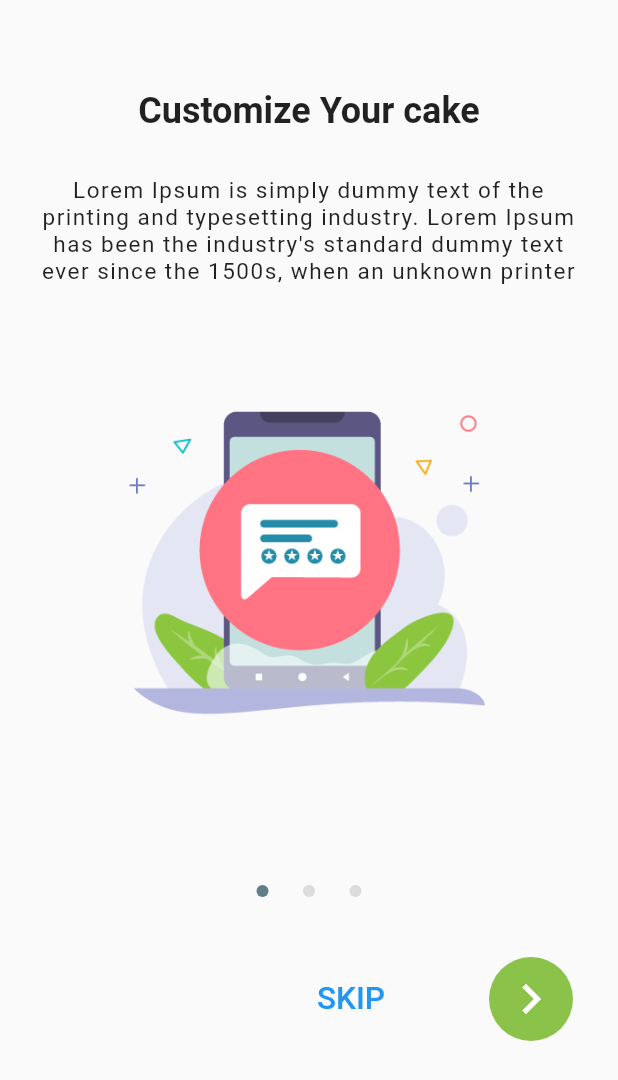
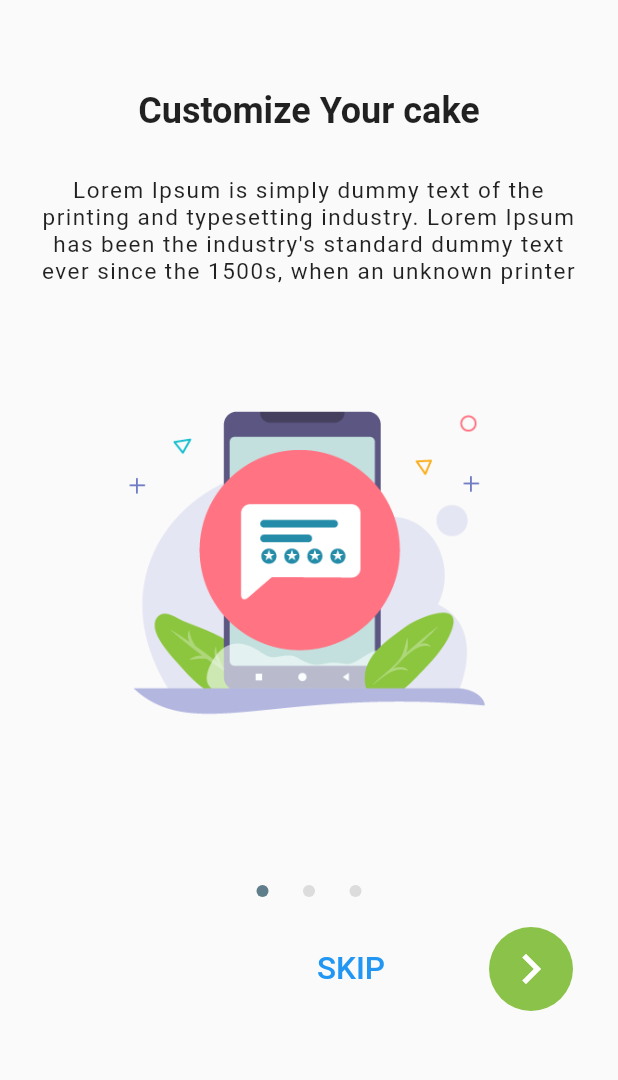
Before and after one commit to durgaav/CakeyEcom_New, a Flutter app: the screen it shows after launch, on a phone screen of 412 x 824 dp. Shown: the top 1080 px of the screen. Run offline on Flutter 3.47's test engine with Material 2 defaults, Android fonts, the phone set to English and light mode, and no system bars; our stand-ins replace pin_code_fields.

Commit message:
Surya Commits 05:55 PM 21/03

```diff
--- a/lib/main.dart
+++ b/lib/main.dart
@@ -2,6 +2,7 @@ import 'package:cakey/screens/phone_verify.dart';
 import 'package:cakey/screens/welcome_screen.dart';
 import 'package:flutter/material.dart';
 import 'package:flutter/services.dart';
+
 
 void main(){
   runApp(MyApp());
--- a/lib/screens/welcome_screen.dart
+++ b/lib/screens/welcome_screen.dart
@@ -29,16 +29,12 @@ class _WelcomeScreenState extends State<WelcomeScreen> {
     return Scaffold(
       body: SafeArea(
         child: Container(
-          child:
-          // Stack(
-          //   children: [
-              PageView.builder(
+          child: PageView.builder(
                controller: controll,
                 itemCount:3,
                 itemBuilder: (context, index){
                   currentindex=index;
-                  return Center(
-                    child: Column(
+                  return Column(
                       children: [
                           Container(
                             margin:EdgeInsets.only(top:60),
@@ -51,7 +47,6 @@ class _WelcomeScreenState extends State<WelcomeScreen> {
                           child: Text('${desc[index]}',style: TextStyle(fontSize: 15,letterSpacing: 1,),
                           textAlign:TextAlign.center),
                         ),
-
                         Container(
                           width:300,
                           height:250,
@@ -86,7 +81,7 @@ class _WelcomeScreenState extends State<WelcomeScreen> {
                           ],
                         ),
                         Container(
-                          margin: EdgeInsets.only(top:40),
+                          margin: EdgeInsets.only(top:20,),
                           child: index !=2 ?Row(
                             mainAxisAlignment: MainAxisAlignment.end,
                             children: [
@@ -125,8 +120,7 @@ class _WelcomeScreenState extends State<WelcomeScreen> {
                               )
                         )
                       ],
-                    ),
-                  );
+                    );
                 },)
           //   ],
           // ),
```
